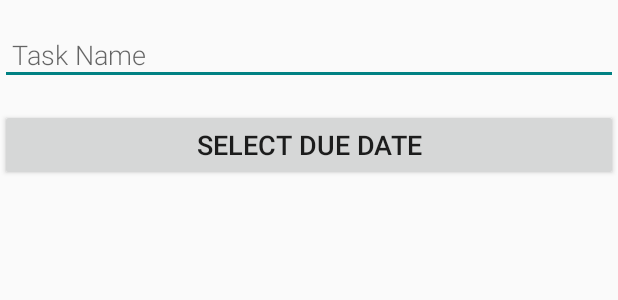
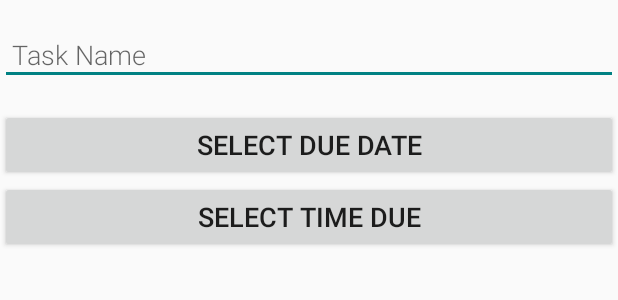
Before and after one commit to bayyatej/ToDo, an Android app: the layout activity_task_editor.xml on its own in the app's theme, with its tools: preview values and no code run, on a phone screen of 412 x 824 dp. Shown: the top 300 px of the screen. Run offline under Robolectric (Android 15) with nearby library versions, the phone set to English and light mode, and no system bars.

Commit message:
add date and time pickers

```diff
--- a/ToDo/app/src/main/java/com/geterdone/android/todo/DatePickerFragment.java
+++ b/ToDo/app/src/main/java/com/geterdone/android/todo/DatePickerFragment.java
@@ -7,6 +7,7 @@ import android.support.annotation.NonNull;
 import android.support.v4.app.DialogFragment;
 
 import java.util.Calendar;
+import java.util.TimeZone;
 
 
 public class DatePickerFragment extends DialogFragment
@@ -17,6 +18,7 @@ public class DatePickerFragment extends DialogFragment
 	{
 		// Use the current date as the default date in the picker
 		final Calendar c = Calendar.getInstance();
+		c.setTimeZone(TimeZone.getDefault());
 		int year = c.get(Calendar.YEAR);
 		int month = c.get(Calendar.MONTH);
 		int day = c.get(Calendar.DAY_OF_MONTH);
--- a/ToDo/app/src/main/java/com/geterdone/android/todo/MainActivity.java
+++ b/ToDo/app/src/main/java/com/geterdone/android/todo/MainActivity.java
@@ -92,7 +92,7 @@ public class MainActivity extends AppCompatActivity
 		if (requestCode == TASK_EDITOR_ACTIVITY_REQUEST_CODE && resultCode == RESULT_OK)
 		{
 			Task task = new Task(data.getStringExtra(TaskEditorActivity.EXTRA_NAME), data
-					.getStringExtra(TaskEditorActivity.EXTRA_DATE));
+					.getLongExtra(TaskEditorActivity.EXTRA_DATE, 0));
 			int id = data.getIntExtra("taskId", -1);
 			switch (data.getStringExtra("action"))
 			{
--- a/ToDo/app/src/main/java/com/geterdone/android/todo/data/Task.java
+++ b/ToDo/app/src/main/java/com/geterdone/android/todo/data/Task.java
@@ -21,9 +21,9 @@ public class Task
 	@ColumnInfo(name = "name")
 	private String mTaskName;
 	@ColumnInfo(name = "date")
-	private String mTaskDate;
+	private long mTaskDate;
 
-	public Task(@NonNull String taskName, @NonNull String taskDate)
+	public Task(@NonNull String taskName, @NonNull long taskDate)
 	{
 		this.mTaskName = taskName;
 		this.mTaskDate = taskDate;
@@ -49,7 +49,7 @@ public class Task
 		return this.mTaskName;
 	}
 
-	public String getTaskDate()
+	public long getTaskDate()
 	{
 		return this.mTaskDate;
 	}
--- a/ToDo/app/src/main/res/layout/activity_task_editor.xml
+++ b/ToDo/app/src/main/res/layout/activity_task_editor.xml
@@ -39,4 +39,25 @@
         android:text="@string/task_editor_select_due_date"
         android:textSize="18sp" />
 
+    <TextView
+        android:id="@+id/editor_task_time_text_view"
+        android:layout_width="match_parent"
+        android:layout_height="wrap_content"
+        android:layout_marginBottom="16dp"
+        android:layout_marginTop="16dp"
+        android:fontFamily="sans-serif-light"
+        android:gravity="center_horizontal"
+        android:hint="@string/task_editor_hint_task_date"
+        android:padding="8dp"
+        android:textSize="18sp"
+        android:visibility="gone"
+        tools:targetApi="jelly_bean" />
+
+    <Button
+        android:id="@+id/task_time_button"
+        android:layout_width="match_parent"
+        android:layout_height="wrap_content"
+        android:text="@string/task_editor_select_time_due"
+        android:textSize="18sp" />
+
 </LinearLayout>
--- a/ToDo/app/src/main/res/values/strings.xml
+++ b/ToDo/app/src/main/res/values/strings.xml
@@ -13,4 +13,5 @@
     <!-- TODO: Remove or change this placeholder text -->
     <string name="hello_blank_fragment">Hello blank fragment</string>
     <string name="task_editor_select_due_date">Select Due Date</string>
+    <string name="task_editor_select_time_due">Select Time Due</string>
 </resources>
```
Also changed, not shown: ToDo/app/src/main/java/com/geterdone/android/todo/TaskEditorActivity.java (+95 -10 lines), ToDo/app/src/main/java/com/geterdone/android/todo/TaskListAdapter.java (+18 -2 lines), ToDo/app/src/main/java/com/geterdone/android/todo/TimePickerFragment.java (added, +29 -0 lines), ToDo/app/src/main/java/com/geterdone/android/todo/data/TaskRoomDatabase.java (+1 -35 lines).
